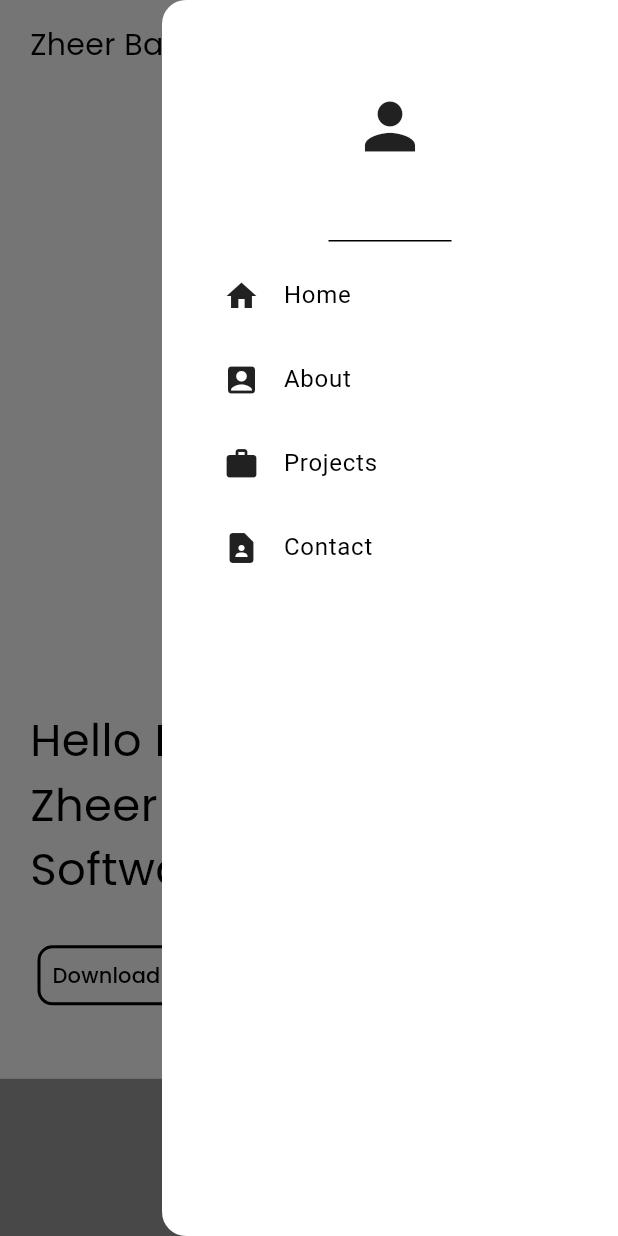
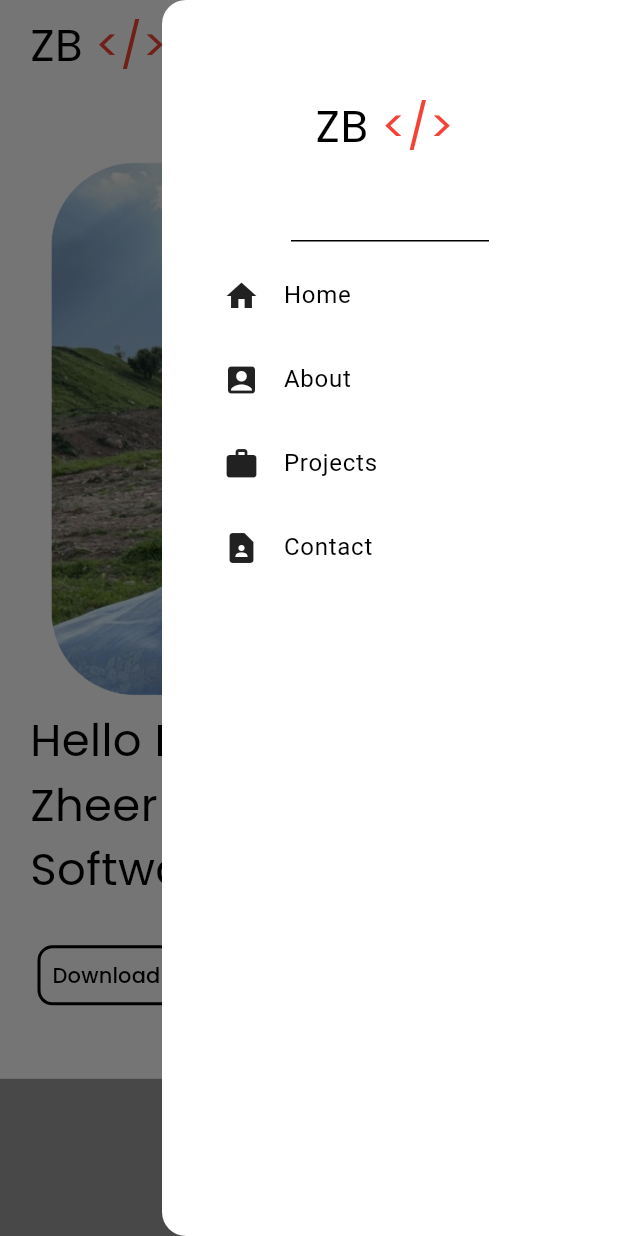
Before and after one commit to ZheerBarzan/Zheer-Barzan, a Flutter app: the screen it shows after launch, with the side drawer open, on a phone screen of 412 x 824 dp. Run offline on Flutter 3.47's test engine with Material 3 defaults, Android fonts, the phone set to English and light mode, and no system bars; drawn by our look-alikes of auto_size_text; our stand-ins replace google_fonts, responsive_builder.

Commit message:
adding my logo and makeing it responsive

```diff
--- a/lib/components/my_drawer.dart
+++ b/lib/components/my_drawer.dart
@@ -1,6 +1,7 @@
 import 'package:flutter/material.dart';
 import 'package:responsive_builder/responsive_builder.dart';
 import 'package:zheer_barzan/components/my_list_tile.dart';
+import 'package:zheer_barzan/components/my_logo.dart';
 import 'package:zheer_barzan/components/navigation_bar/navigation_items.dart';
 
 class MyDrawer extends StatelessWidget {
@@ -19,10 +20,8 @@ class MyDrawer extends StatelessWidget {
               Column(
                 children: [
                   //logo
-                  DrawerHeader(
-                    child: Icon(Icons.person,
-                        color: Theme.of(context).colorScheme.inversePrimary,
-                        size: 50),
+                  const DrawerHeader(
+                    child: MyLogo(),
                   ),
                   //home list tile
                   for (var items in kNavigationItems)
--- /dev/null
+++ b/lib/components/my_logo.dart
@@ -0,0 +1,24 @@
+import 'package:auto_size_text/auto_size_text.dart';
+import 'package:flutter/material.dart';
+import 'package:google_fonts/google_fonts.dart';
+
+class MyLogo extends StatelessWidget {
+  const MyLogo({super.key});
+
+  @override
+  Widget build(BuildContext context) {
+    return Container(
+      height: 100,
+      width: 100,
+      color: Theme.of(context).colorScheme.surface,
+      child: Row(children: [
+        AutoSizeText("ZB",
+            style: GoogleFonts.poppins(
+                fontSize: 30, color: Theme.of(context).colorScheme.primary)),
+        AutoSizeText(" </>",
+            style: GoogleFonts.poppins(
+                fontSize: 30, color: Theme.of(context).colorScheme.secondary)),
+      ]),
+    );
+  }
+}
--- a/lib/components/navigation_bar/navigation_bar_view.dart
+++ b/lib/components/navigation_bar/navigation_bar_view.dart
@@ -2,6 +2,7 @@ import 'package:auto_size_text/auto_size_text.dart';
 import 'package:flutter/material.dart';
 import 'package:google_fonts/google_fonts.dart';
 import 'package:responsive_builder/responsive_builder.dart';
+import 'package:zheer_barzan/components/my_logo.dart';
 import 'package:zheer_barzan/components/navigation_bar/navigaiton_bar_item.dart';
 import 'package:zheer_barzan/components/navigation_bar/navigation_items.dart';
 
@@ -24,10 +25,7 @@ class NavigationBarView extends StatelessWidget {
               padding: const EdgeInsets.symmetric(horizontal: 20),
               child: Row(
                 children: [
-                  AutoSizeText(
-                    'Zheer Barzan',
-                    style: GoogleFonts.poppins(fontSize: isSmall ? 20 : 30),
-                  ),
+                  const MyLogo(),
                   const Spacer(),
                   IconButton(
                     onPressed: () => Scaffold.of(context).openEndDrawer(),
--- a/lib/pages/mobile/hero_mobile_view.dart
+++ b/lib/pages/mobile/hero_mobile_view.dart
@@ -18,10 +18,7 @@ class HeroMobileView extends StatelessWidget {
         padding: const EdgeInsets.symmetric(horizontal: 20, vertical: 40),
         child: Column(
           children: [
-            FlutterLogo(
-              size: height * 0.3,
-            ),
-            const Spacer(),
+            Expanded(child: Image.asset("assets/zheer1.png", height: 300)),
             const HeroBody(
               isMobile: true,
             ),
```
